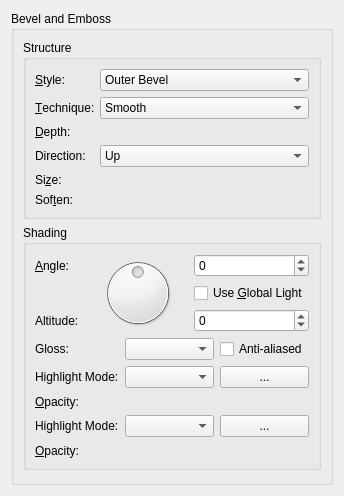
The window that krita/ui/layerstyles/wdgBevelAndEmboss.ui (KDE/krita) describes before a commit, drawn with Qt 5.
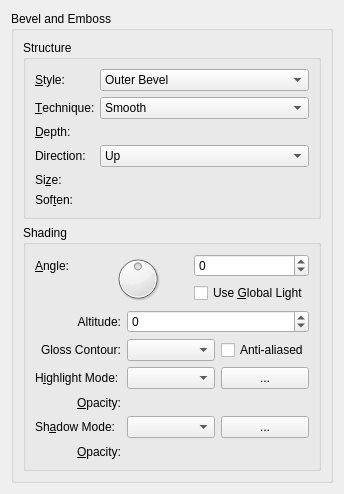
The same window after the commit. Custom widgets are drawn as their Qt base class.

Commit message: Link bevel and emboss to the dialog

What changed in the file:
```diff
--- a/krita/ui/layerstyles/wdgBevelAndEmboss.ui
+++ b/krita/ui/layerstyles/wdgBevelAndEmboss.ui
@@ -7,7 +7,7 @@
     <x>0</x>
     <y>0</y>
     <width>344</width>
-    <height>496</height>
+    <height>471</height>
    </rect>
   </property>
   <property name="windowTitle">
@@ -162,9 +162,9 @@
         <property name="title">
          <string>Shading</string>
         </property>
-        <layout class="QFormLayout" name="formLayout_2">
-         <item row="0" column="0" colspan="2">
-          <layout class="QGridLayout" name="gridLayout_2">
+        <layout class="QGridLayout" name="gridLayout_3">
+         <item row="0" column="0" colspan="3">
+          <layout class="QGridLayout" name="gridLayout">
            <item row="0" column="0">
             <widget class="QLabel" name="label_7">
              <property name="text">
@@ -175,7 +175,7 @@
              </property>
             </widget>
            </item>
-           <item row="0" column="1" rowspan="3">
+           <item row="0" column="1" rowspan="2">
             <widget class="QDial" name="dialAngle">
              <property name="toolTip">
               <string>Set the angle of the light source</string>
@@ -218,45 +218,35 @@
              </property>
             </widget>
            </item>
-           <item row="2" column="0">
-            <widget class="QLabel" name="label_8">
-             <property name="text">
-              <string>Altitude:</string>
-             </property>
-             <property name="buddy">
-              <cstring>dialAngle</cstring>
-             </property>
-            </widget>
-           </item>
-           <item row="2" column="2">
-            <widget class="QSpinBox" name="intAltitude">
-             <property name="minimum">
-              <number>-179</number>
-             </property>
-             <property name="maximum">
-              <number>180</number>
-             </property>
-            </widget>
-           </item>
           </layout>
          </item>
-         <item row="1" column="0">
+         <item row="1" column="2">
+          <widget class="QSpinBox" name="intAltitude">
+           <property name="minimum">
+            <number>-179</number>
+           </property>
+           <property name="maximum">
+            <number>180</number>
+           </property>
+          </widget>
+         </item>
+         <item row="2" column="1">
           <widget class="QLabel" name="label_9">
            <property name="text">
-            <string>Gloss:</string>
+            <string>Gloss Contour:</string>
            </property>
            <property name="buddy">
-            <cstring>cmbGloss</cstring>
+            <cstring>cmbContour</cstring>
            </property>
           </widget>
          </item>
-         <item row="1" column="1">
+         <item row="2" column="2">
           <layout class="QHBoxLayout" name="horizontalLayout_2">
            <item>
-            <widget class="QComboBox" name="cmbGloss"/>
+            <widget class="QComboBox" name="cmbContour"/>
            </item>
            <item>
-            <widget class="QCheckBox" name="checkBox">
+            <widget class="QCheckBox" name="chkAntiAliased">
              <property name="text">
               <string>Anti-aliased</string>
              </property>
@@ -264,24 +254,27 @@
            </item>
           </layout>
          </item>
-         <item row="2" column="0">
+         <item row="3" column="0" colspan="2">
           <widget class="QLabel" name="label_10">
            <property name="text">
-            <string>Highlight Mode:</string>
+            <string>H&amp;ighlight Mode:</string>
+           </property>
+           <property name="buddy">
+            <cstring>cmbHighlightMode</cstring>
            </property>
           </widget>
          </item>
-         <item row="2" column="1">
+         <item row="3" column="2">
           <layout class="QHBoxLayout" name="horizontalLayout">
            <item>
-            <widget class="KisCompositeOpComboBox" name="cmbCompositeOp">
+            <widget class="KisCompositeOpComboBox" name="cmbHighlightMode">
              <property name="toolTip">
               <string>Set the blend mode for the layer</string>
              </property>
             </widget>
            </item>
            <item>
-            <widget class="KColorButton" name="toolButton">
+            <widget class="KColorButton" name="bnHighlightColor">
              <property name="text">
               <string>...</string>
              </property>
@@ -289,17 +282,20 @@
            </item>
           </layout>
          </item>
-         <item row="3" column="0">
+         <item row="4" column="0" colspan="2">
           <widget class="QLabel" name="label_14">
            <property name="text">
             <string>&amp;Opacity:</string>
            </property>
+           <property name="alignment">
+            <set>Qt::AlignRight|Qt::AlignTrailing|Qt::AlignVCenter</set>
+           </property>
            <property name="buddy">
             <cstring>intOpacity</cstring>
            </property>
           </widget>
          </item>
-         <item row="3" column="1">
+         <item row="4" column="2">
           <widget class="KisSliderSpinBox" name="intOpacity" native="true">
            <property name="sizePolicy">
             <sizepolicy hsizetype="MinimumExpanding" vsizetype="Minimum">
@@ -321,24 +317,17 @@
            </property>
           </widget>
          </item>
-         <item row="4" column="0">
-          <widget class="QLabel" name="label_11">
-           <property name="text">
-            <string>Highlight Mode:</string>
-           </property>
-          </widget>
-         </item>
-         <item row="4" column="1">
+         <item row="5" column="2">
           <layout class="QHBoxLayout" name="horizontalLayout_3">
            <item>
-            <widget class="KisCompositeOpComboBox" name="cmbCompositeOp_3">
+            <widget class="KisCompositeOpComboBox" name="cmbShadowMode">
              <property name="toolTip">
               <string>Set the blend mode for the layer</string>
              </property>
             </widget>
            </item>
            <item>
-            <widget class="KColorButton" name="toolButton_2">
+            <widget class="KColorButton" name="bnShadowColor">
              <property name="text">
               <string>...</string>
              </property>
@@ -346,17 +335,20 @@
            </item>
           </layout>
          </item>
-         <item row="5" column="0">
+         <item row="6" column="0" colspan="2">
           <widget class="QLabel" name="label_15">
            <property name="text">
             <string>&amp;Opacity:</string>
            </property>
+           <property name="alignment">
+            <set>Qt::AlignRight|Qt::AlignTrailing|Qt::AlignVCenter</set>
+           </property>
            <property name="buddy">
             <cstring>intOpacity2</cstring>
            </property>
           </widget>
          </item>
-         <item row="5" column="1">
+         <item row="6" column="2">
           <widget class="KisSliderSpinBox" name="intOpacity2" native="true">
            <property name="sizePolicy">
             <sizepolicy hsizetype="MinimumExpanding" vsizetype="Minimum">
@@ -378,6 +370,29 @@
            </property>
           </widget>
          </item>
+         <item row="1" column="0" colspan="2">
+          <widget class="QLabel" name="label_8">
+           <property name="text">
+            <string>Altitude:</string>
+           </property>
+           <property name="alignment">
+            <set>Qt::AlignRight|Qt::AlignTrailing|Qt::AlignVCenter</set>
+           </property>
+           <property name="buddy">
+            <cstring>dialAngle</cstring>
+           </property>
+          </widget>
+         </item>
+         <item row="5" column="0" colspan="2">
+          <widget class="QLabel" name="label_11">
+           <property name="text">
+            <string>Sh&amp;adow Mode:</string>
+           </property>
+           <property name="buddy">
+            <cstring>cmbShadowMode</cstring>
+           </property>
+          </widget>
+         </item>
         </layout>
        </widget>
       </item>
@@ -411,12 +426,6 @@
    <extends>QComboBox</extends>
    <header location="global">kis_cmb_composite.h</header>
   </customwidget>
-  <customwidget>
-   <class>KisDoubleSliderSpinBox</class>
-   <extends>QWidget</extends>
-   <header>kis_slider_spin_box.h</header>
-   <container>1</container>
-  </customwidget>
   <customwidget>
    <class>KisSliderSpinBox</class>
    <extends>QWidget</extends>
```
The commit also changes 2 other files.
